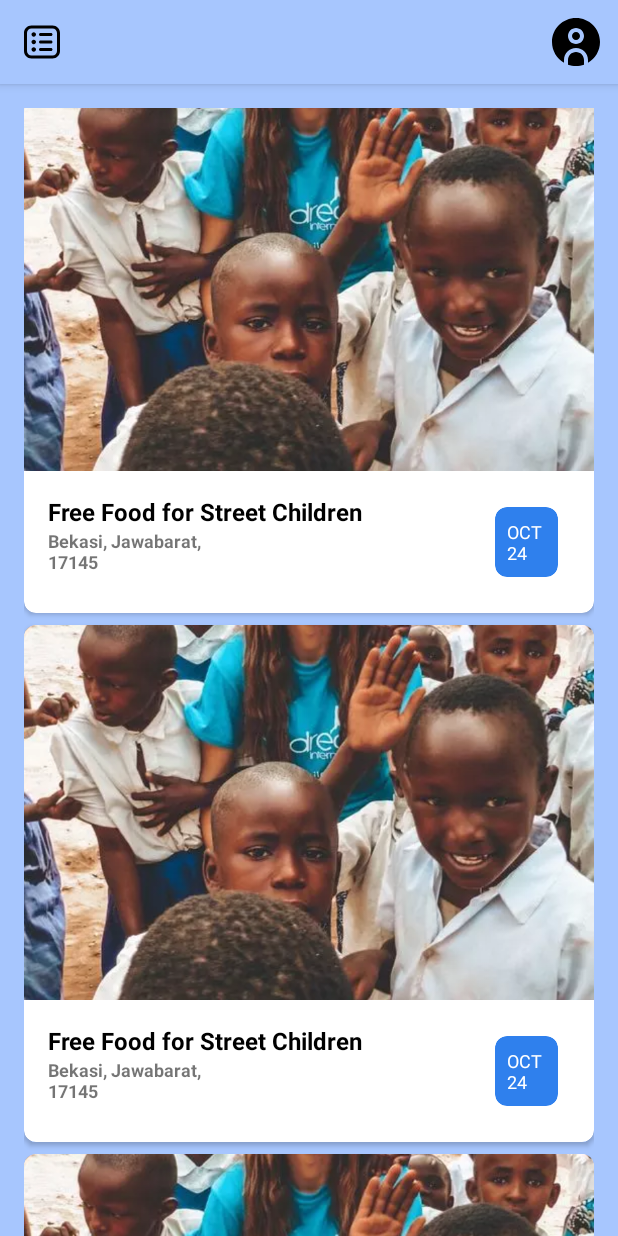
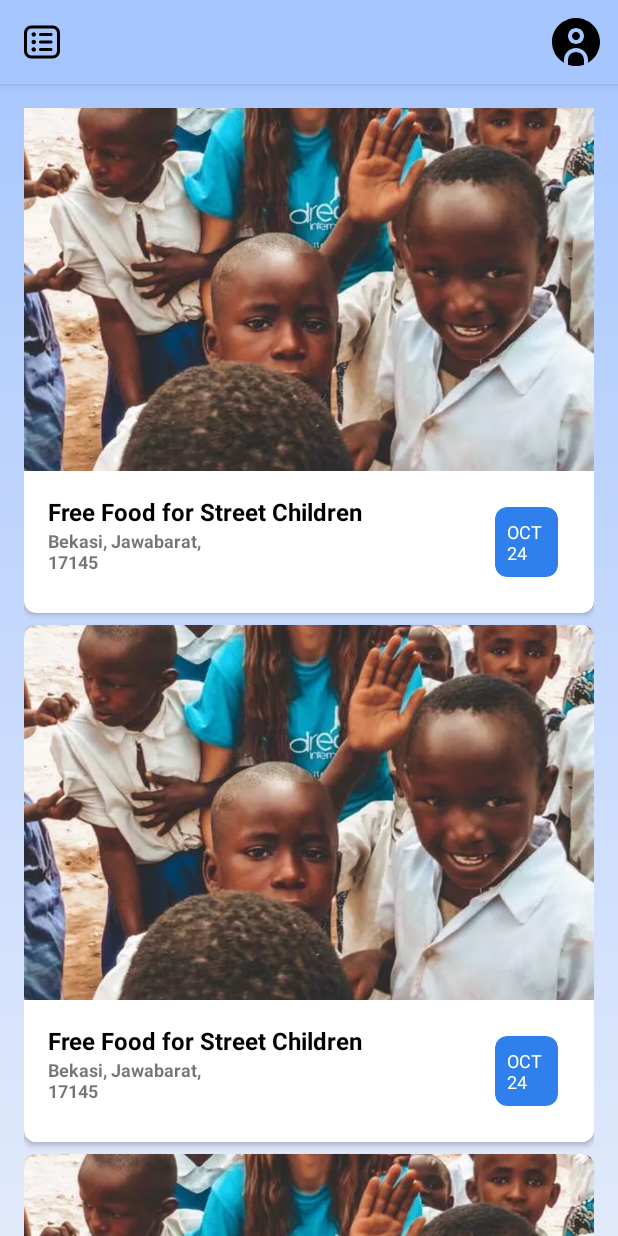
Before and after one commit to A-fauzi/bangunkota, an Android app: the layout fragment_home.xml on its own in the app's theme, with its tools: preview values and no code run, on a phone screen of 412 x 824 dp. Run offline under Robolectric (Android 15) with nearby library versions, the phone set to English and light mode, and no system bars.

```diff
--- a/app/src/main/java/com/bangunkota/bangunkota/domain/entity/Event.kt
+++ b/app/src/main/java/com/bangunkota/bangunkota/domain/entity/Event.kt
@@ -1,6 +1,7 @@
 package com.bangunkota.bangunkota.domain.entity
 
 data class Event(
+    val id: String? = null,
     val title: String? = null,
     val address: String? = null,
     val date: String? = null,
--- a/app/src/main/java/com/bangunkota/bangunkota/presentation/adapter/EventPagingAdapter.kt
+++ b/app/src/main/java/com/bangunkota/bangunkota/presentation/adapter/EventPagingAdapter.kt
@@ -6,6 +6,7 @@ import android.view.ViewGroup
 import androidx.paging.PagingDataAdapter
 import androidx.recyclerview.widget.DiffUtil
 import androidx.recyclerview.widget.RecyclerView
+import com.bangunkota.bangunkota.R
 import com.bangunkota.bangunkota.databinding.ItemEventBinding
 import com.bangunkota.bangunkota.domain.entity.Event
 import com.bumptech.glide.Glide
@@ -32,6 +33,7 @@ class EventPagingAdapter(private val context: Context) : PagingDataAdapter<Event
                 binding.itemDate.text = this?.date
                 Glide.with(context)
                     .load(this?.image)
+                    .error(R.drawable.img_placeholder)
                     .into(binding.itemImage)
             }
         }
--- a/app/src/main/java/com/bangunkota/bangunkota/presentation/presenter/viewmodelfactory/EventViewModelFactory.kt
+++ b/app/src/main/java/com/bangunkota/bangunkota/presentation/presenter/viewmodelfactory/EventViewModelFactory.kt
@@ -2,12 +2,13 @@ package com.bangunkota.bangunkota.presentation.presenter.viewmodelfactory
 
 import androidx.lifecycle.ViewModel
 import androidx.lifecycle.ViewModelProvider
+import com.bangunkota.bangunkota.domain.usecase.EventUseCase
 import com.bangunkota.bangunkota.presentation.presenter.viewmodel.EventViewModel
 
-class EventViewModelFactory: ViewModelProvider.Factory {
+class EventViewModelFactory(private val eventUseCase: EventUseCase): ViewModelProvider.Factory {
     override fun <T : ViewModel> create(modelClass: Class<T>): T {
         if (modelClass.isAssignableFrom(EventViewModel::class.java)){
-            return EventViewModel() as T
+            return EventViewModel(eventUseCase) as T
         }
         throw IllegalArgumentException("Unknown ViewModel Class")
     }
--- /dev/null
+++ b/app/src/main/res/drawable/account_selector.xml
@@ -0,0 +1,5 @@
+<?xml version="1.0" encoding="utf-8"?>
+<selector xmlns:android="http://schemas.android.com/apk/res/android">
+    <item android:drawable="@drawable/circle_user_outline" android:state_checked="false"/>
+    <item android:drawable="@drawable/circle_user_filled" android:state_checked="true"/>
+</selector>
--- /dev/null
+++ b/app/src/main/res/drawable/bg_gradient.xml
@@ -0,0 +1,10 @@
+<?xml version="1.0" encoding="utf-8"?>
+<shape xmlns:android="http://schemas.android.com/apk/res/android"
+    android:shape="rectangle">
+    <gradient
+        android:startColor="@color/purple_200"
+        android:centerColor="@color/purple_500"
+        android:endColor="@color/purple_500"
+        android:centerX="10"
+        android:angle="90"/>
+</shape>
--- /dev/null
+++ b/app/src/main/res/drawable/home_selector.xml
@@ -0,0 +1,5 @@
+<?xml version="1.0" encoding="utf-8"?>
+<selector xmlns:android="http://schemas.android.com/apk/res/android">
+    <item android:drawable="@drawable/ic_home_outline" android:state_checked="false"/>
+    <item android:drawable="@drawable/ic_home_filled" android:state_checked="true"/>
+</selector>
--- a/app/src/main/res/layout/fragment_home.xml
+++ b/app/src/main/res/layout/fragment_home.xml
@@ -4,6 +4,7 @@
     android:layout_width="match_parent"
     android:layout_height="match_parent"
     xmlns:app="http://schemas.android.com/apk/res-auto"
+    android:background="@drawable/bg_gradient"
     tools:context=".presentation.view.main.fragment.HomeFragment">
 
     <com.google.android.material.appbar.AppBarLayout
@@ -20,7 +21,8 @@
             app:navigationIcon="@drawable/menu_outline"
             app:menu="@menu/top_app_bar"
             app:layout_scrollFlags="scroll|enterAlways|snap"
-            app:layout_scrollEffect="compress"/>
+            app:layout_scrollEffect="compress"
+            android:background="@android:color/transparent"/>
 
     </com.google.android.material.appbar.AppBarLayout>
 
@@ -29,7 +31,6 @@
         android:layout_width="match_parent"
         android:layout_height="match_parent"
         android:padding="@dimen/padding_root"
-        android:background="@color/purple_500"
         app:layout_behavior="@string/appbar_scrolling_view_behavior">
 
         <!-- Scrollable content -->
@@ -84,6 +85,14 @@
                 </androidx.cardview.widget.CardView>
             </LinearLayout>
 
+            <TextView
+                android:layout_width="wrap_content"
+                android:layout_height="wrap_content"
+                android:text="All upcomming event ✨"
+                android:textSize="@dimen/title_size"
+                android:textColor="@color/black"
+                android:textStyle="bold"/>
+
             <androidx.recyclerview.widget.RecyclerView
                 android:id="@+id/rv_event"
                 android:layout_width="match_parent"
--- a/app/src/main/res/layout/item_event.xml
+++ b/app/src/main/res/layout/item_event.xml
@@ -55,7 +55,7 @@
                 android:layout_margin="@dimen/margin_8"
                 app:cardElevation="0dp"
                 app:cardCornerRadius="@dimen/card_radius"
-                app:cardBackgroundColor="@color/purple_200">
+                app:cardBackgroundColor="@color/purple_700">
 
 
                 <TextView
--- a/app/src/main/res/menu/bottom_nav_menu.xml
+++ b/app/src/main/res/menu/bottom_nav_menu.xml
@@ -4,11 +4,11 @@
         android:id="@+id/homeFragment"
         android:enabled="true"
         android:title="Home"
-        android:icon="@drawable/ic_home_outline"/>
+        android:icon="@drawable/home_selector"/>
 
     <item
         android:id="@+id/accountFragment"
         android:enabled="true"
         android:title="Account"
-        android:icon="@drawable/circle_user_outline"/>
+        android:icon="@drawable/account_selector"/>
 </menu>
--- a/app/src/main/res/values/colors.xml
+++ b/app/src/main/res/values/colors.xml
@@ -1,8 +1,8 @@
 <?xml version="1.0" encoding="utf-8"?>
 <resources>
-    <color name="purple_200">#2F80ED</color>
+    <color name="purple_200">#E1EAFB</color>
     <color name="purple_500">#A7C6FE</color>
-    <color name="purple_700">#A7C6FE</color>
+    <color name="purple_700">#2F80ED</color>
     <color name="teal_200">#FF03DAC5</color>
     <color name="teal_700">#FF018786</color>
     <color name="black">#FF000000</color>
```
Also changed, not shown: app/src/main/java/com/bangunkota/bangunkota/data/datasource/remote/firebase/EventPagingSource.kt (+7 -2 lines), app/src/main/java/com/bangunkota/bangunkota/data/repository/abstractions/EventRepository.kt (added, +10 -0 lines), app/src/main/java/com/bangunkota/bangunkota/data/repository/implementatios/EventRepositoryImpl.kt (added, +34 -0 lines), app/src/main/java/com/bangunkota/bangunkota/domain/usecase/EventUseCase.kt (added, +19 -0 lines), app/src/main/java/com/bangunkota/bangunkota/presentation/presenter/viewmodel/EventViewModel.kt (+15 -1 lines), app/src/main/java/com/bangunkota/bangunkota/presentation/view/main/fragment/HomeFragment.kt (+48 -10 lines), app/src/main/java/com/bangunkota/bangunkota/utils/RandomImageGenerator.kt (added, +12 -0 lines), app/src/main/java/com/bangunkota/bangunkota/utils/RandomTitleGenerator.kt (added, +17 -0 lines), app/src/main/java/com/bangunkota/bangunkota/utils/UniqueIdGenerator.kt (added, +27 -0 lines), app/src/main/res/drawable/img_placeholder.webp (added).
